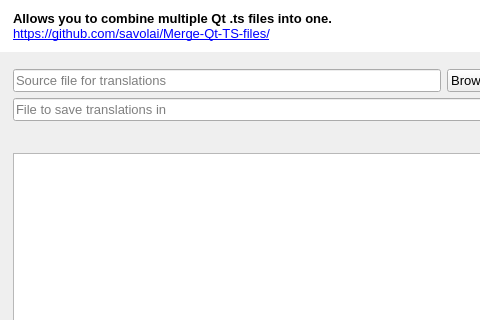
Above: combinetranslationfiles.ui from savolai/Merge-Qt-TS-files before the change; both pictures show x 0 to 480 and y 0 to 320 of the 1111 by 718 pixel window. Below: the same form after it.
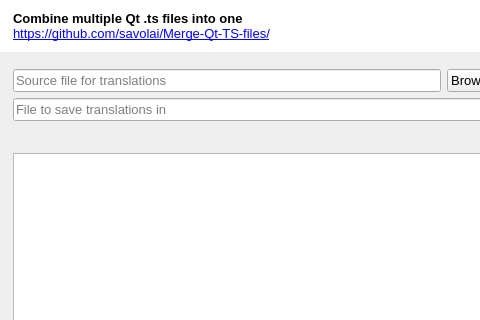
That is the form after the change.

Commit message: shorten title

```diff
--- a/combinetranslationfiles.ui
+++ b/combinetranslationfiles.ui
@@ -94,7 +94,7 @@
                </font>
               </property>
               <property name="text">
-               <string>&lt;html&gt;&lt;head/&gt;&lt;body&gt;&lt;p&gt;&lt;span style=&quot; font-weight:600;&quot;&gt;Allows you to combine multiple Qt .ts files into one.&lt;br/&gt;&lt;/span&gt;&lt;a href=&quot;https://github.com/savolai/Merge-Qt-TS-files/&quot;&gt;&lt;span style=&quot; text-decoration: underline; color:#0000ff;&quot;&gt;https://github.com/savolai/Merge-Qt-TS-files/&lt;/span&gt;&lt;/a&gt;&lt;/p&gt;&lt;/body&gt;&lt;/html&gt;</string>
+               <string>&lt;html&gt;&lt;head/&gt;&lt;body&gt;&lt;p&gt;&lt;span style=&quot; font-weight:600;&quot;&gt;Combine multiple Qt .ts files into one&lt;br/&gt;&lt;/span&gt;&lt;a href=&quot;https://github.com/savolai/Merge-Qt-TS-files/&quot;&gt;&lt;span style=&quot; text-decoration: underline; color:#0000ff;&quot;&gt;https://github.com/savolai/Merge-Qt-TS-files/&lt;/span&gt;&lt;/a&gt;&lt;/p&gt;&lt;/body&gt;&lt;/html&gt;</string>
               </property>
              </widget>
             </item>
```
